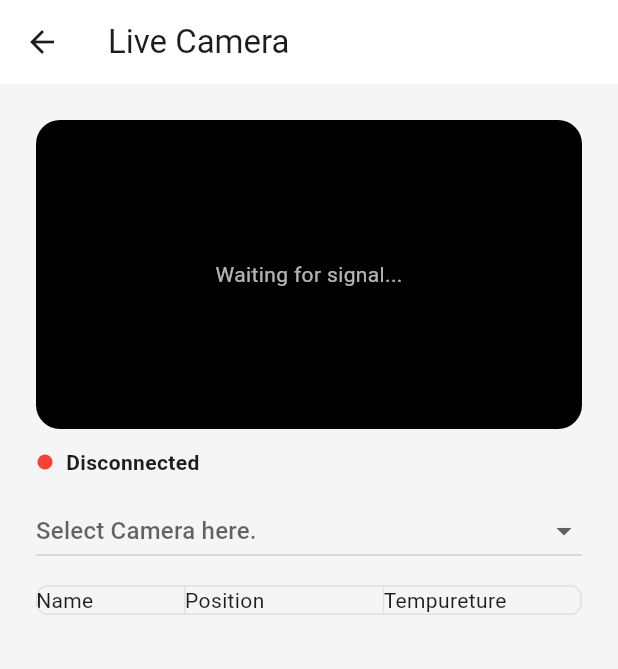
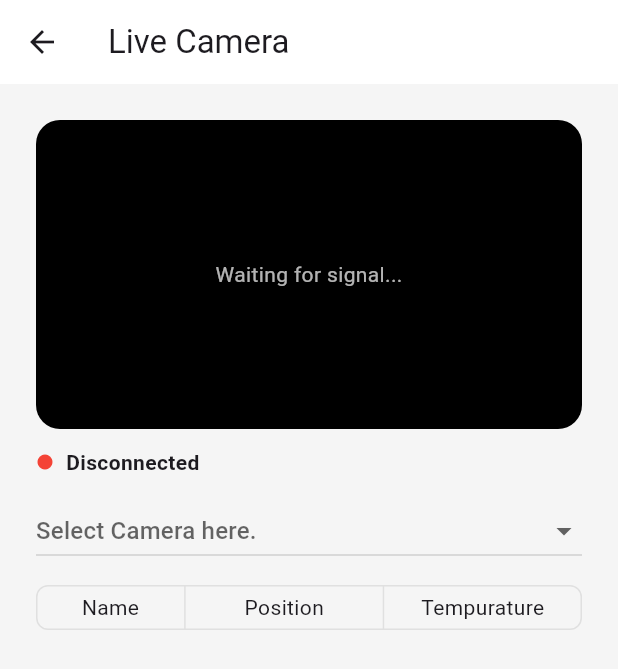
Before and after one commit to FTATM/iot-smartfarm, a Flutter app: the LivePage screen opened directly, on a phone screen of 412 x 824 dp. Shown: the top 669 px of the screen. Run offline on Flutter 3.47's test engine with Material 3 defaults, Android fonts, the phone set to English and light mode, and no system bars; our stand-ins replace file_picker, fl_chart, flutter_colorpicker, shared_preferences; missing offline and left inert: flutter_pdfview, universal_html; accounts and stored records are empty; network calls fail.

```diff
--- a/lib/pages/Farm/live.dart
+++ b/lib/pages/Farm/live.dart
@@ -151,7 +151,7 @@ class _LivePageState extends State<LivePage> {
   @override
   Widget build(BuildContext context) {
     final maxwidth = MediaQuery.of(context).size.width;
-    final maxheight = MediaQuery.of(context).size.height;
+    // final maxheight = MediaQuery.of(context).size.height;
     return Scaffold(
       backgroundColor: Colors.grey[100],
       appBar: AppBar(backgroundColor: Colors.white, title: const Text('Live Camera')),
@@ -160,7 +160,7 @@ class _LivePageState extends State<LivePage> {
         child: Column(
           spacing: 12,
           children: [
-            /// LIVE VIEW
+            // LIVE VIEW
             Container(
               width: maxwidth,
               height: maxwidth * 0.5,
@@ -175,7 +175,7 @@ class _LivePageState extends State<LivePage> {
                     ),
             ),
 
-            /// STATUS
+            // STATUS
             Row(
               children: [
                 Icon(Icons.circle, size: 12, color: isConnected ? Colors.green : Colors.red),
@@ -184,7 +184,7 @@ class _LivePageState extends State<LivePage> {
               ],
             ),
 
-            /// SELECT CAMERA
+            // SELECT CAMERA
             DropdownButton<String>(
               hint: const Text('Select Camera here.'),
               value: selectedRoom,
@@ -205,20 +205,22 @@ class _LivePageState extends State<LivePage> {
                   border: TableBorder.all(color: Colors.grey.shade300, borderRadius: BorderRadius.circular(8)),
                   columnWidths: const {0: FlexColumnWidth(1.5), 1: FlexColumnWidth(2), 2: FlexColumnWidth(2)},
                   children: [
-                    TableRow(children: [Text("Name"), Text("Position"), Text("Tempureture")]),
+                    TableRow(
+                      children: [
+                        SizedBox(height: 30, child:Center(child: Text("Name")),),
+                        SizedBox(height: 30, child:Center(child: Text("Position")),),
+                        SizedBox(height: 30, child:Center(child: Text("Tempurature")),),
+                      ],
+                    ),
                     ..._datatemp.reversed.map((item) {
                       return TableRow(
                         children: [
-                          SizedBox(width: maxwidth * 0.2, height: 40, child: Text(item['class'])),
-                          SizedBox(width: maxwidth * 0.3, height: 40, child: Text(item['bbox'].toString())),
-                          SizedBox(
-                            width: maxwidth * 0.2,
-                            height: 40,
-                            child: Text("${item['max_temp'].toStringAsFixed(2)} °C"),
-                          ),
+                          SizedBox(height: 40, child: Text(item['class'])),
+                          SizedBox(height: 40, child: Text(item['bbox'].toString())),
+                          SizedBox(height: 40, child: Text("${item['max_temp'].toStringAsFixed(2)} °C")),
                         ],
                       );
-                    }).toList(),
+                    }),
                   ],
                 ),
               ),
```
Also changed, not shown: 1 other file.
